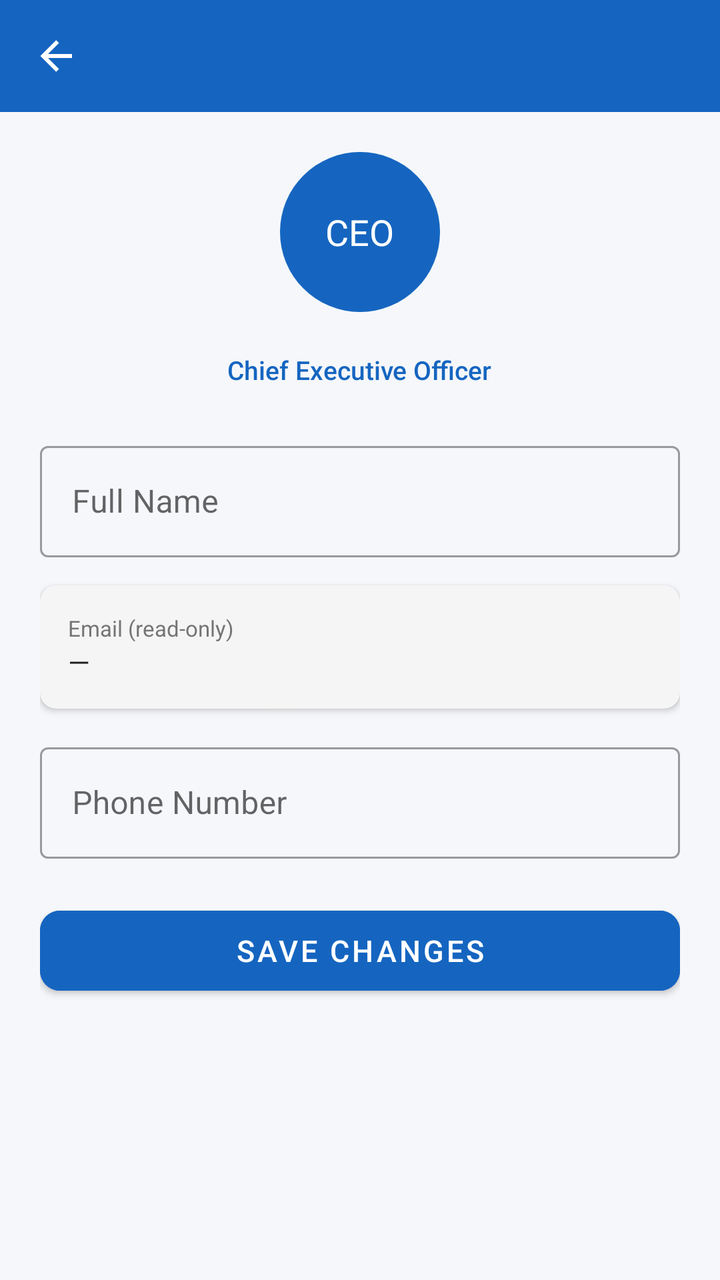
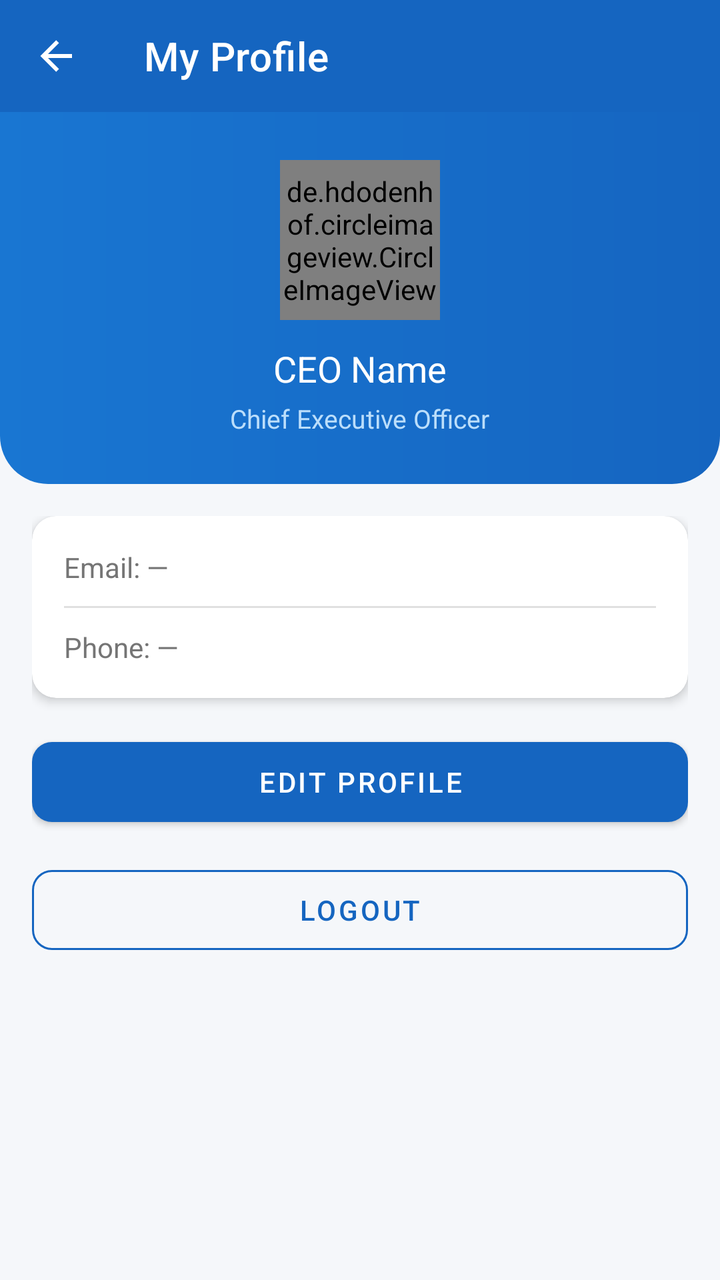

An Android layout rendered at two revisions. The XML below is the earlier revision; the diff shows what the commit changed to produce the second picture.
<!-- AndroidManifest.xml: application theme Theme.WorkVerse -->
<!-- res/layout/activity_ceo_profile.xml -->
<?xml version="1.0" encoding="utf-8"?>
<LinearLayout
    xmlns:android="http://schemas.android.com/apk/res/android"
    xmlns:app="http://schemas.android.com/apk/res-auto"
    android:layout_width="match_parent"
    android:layout_height="match_parent"
    android:orientation="vertical"
    android:background="@color/background">

    <androidx.appcompat.widget.Toolbar
        android:id="@+id/toolbar"
        android:layout_width="match_parent"
        android:layout_height="?attr/actionBarSize"
        android:background="@color/primary"
        app:titleTextColor="@color/white"
        app:navigationIcon="@drawable/ic_back"/>

    <ScrollView
        android:layout_width="match_parent"
        android:layout_height="0dp"
        android:layout_weight="1">

        <LinearLayout
            android:layout_width="match_parent"
            android:layout_height="wrap_content"
            android:orientation="vertical"
            android:padding="20dp">

            
            <LinearLayout
                android:layout_width="match_parent"
                android:layout_height="wrap_content"
                android:gravity="center"
                android:layout_marginBottom="20dp">

                <LinearLayout
                    android:layout_width="80dp"
                    android:layout_height="80dp"
                    android:background="@drawable/bg_circle_primary"
                    android:gravity="center">

                    <TextView
                        android:layout_width="wrap_content"
                        android:layout_height="wrap_content"
                        android:text="CEO"
                        android:textColor="@color/white"
                        android:textSize="18sp"
                        android:fontFamily="sans-serif-bold"/>
                </LinearLayout>
            </LinearLayout>

            
            <TextView
                android:id="@+id/tvRole"
                android:layout_width="wrap_content"
                android:layout_height="wrap_content"
                android:text="Chief Executive Officer"
                android:textColor="@color/primary"
                android:textSize="13sp"
                android:layout_gravity="center"
                android:layout_marginBottom="24dp"
                android:fontFamily="sans-serif-medium"/>

            
            <com.google.android.material.textfield.TextInputLayout
                android:layout_width="match_parent"
                android:layout_height="wrap_content"
                android:hint="Full Name"
                style="@style/Widget.MaterialComponents.TextInputLayout.OutlinedBox"
                android:layout_marginBottom="14dp">

                <com.google.android.material.textfield.TextInputEditText
                    android:id="@+id/etName"
                    android:layout_width="match_parent"
                    android:layout_height="wrap_content"
                    android:inputType="textPersonName|textCapWords"/>

            </com.google.android.material.textfield.TextInputLayout>

            
            <androidx.cardview.widget.CardView
                android:layout_width="match_parent"
                android:layout_height="wrap_content"
                app:cardCornerRadius="8dp"
                app:cardElevation="2dp"
                android:layout_marginBottom="14dp"
                app:cardBackgroundColor="#F5F5F5">

                <LinearLayout
                    android:layout_width="match_parent"
                    android:layout_height="wrap_content"
                    android:orientation="vertical"
                    android:padding="14dp">

                    <TextView
                        android:layout_width="wrap_content"
                        android:layout_height="wrap_content"
                        android:text="Email (read-only)"
                        android:textSize="11sp"
                        android:textColor="@color/text_secondary"/>

                    <TextView
                        android:id="@+id/tvEmail"
                        android:layout_width="wrap_content"
                        android:layout_height="wrap_content"
                        android:text="—"
                        android:textSize="14sp"
                        android:textColor="@color/text_primary"/>
                </LinearLayout>
            </androidx.cardview.widget.CardView>

            
            <com.google.android.material.textfield.TextInputLayout
                android:layout_width="match_parent"
                android:layout_height="wrap_content"
                android:hint="Phone Number"
                style="@style/Widget.MaterialComponents.TextInputLayout.OutlinedBox"
                android:layout_marginBottom="20dp">

                <com.google.android.material.textfield.TextInputEditText
                    android:id="@+id/etPhone"
                    android:layout_width="match_parent"
                    android:layout_height="wrap_content"
                    android:inputType="phone"/>

            </com.google.android.material.textfield.TextInputLayout>

            
            <ProgressBar
                android:id="@+id/progressBar"
                android:layout_width="wrap_content"
                android:layout_height="wrap_content"
                android:layout_gravity="center"
                android:visibility="gone"
                android:layout_marginBottom="8dp"/>

            
            <Button
                android:id="@+id/btnSave"
                android:layout_width="match_parent"
                android:layout_height="52dp"
                android:text="Save Changes"
                android:backgroundTint="@color/primary"
                android:textColor="@color/white"
                android:textSize="15sp"
                app:cornerRadius="10dp"/>

        </LinearLayout>
    </ScrollView>
</LinearLayout>
<!-- resources referenced by this layout -->
<resources>
  <color name="background">#F5F7FA</color>
  <color name="primary">#1565C0</color>
  <color name="text_primary">#212121</color>
  <color name="text_secondary">#757575</color>
  <color name="white">#FFFFFF</color>
  <!-- drawable bg_circle_primary (drawable) -->
  <?xml version="1.0" encoding="utf-8"?>
  <shape xmlns:android="http://schemas.android.com/apk/res/android" android:shape="oval">
      <solid android:color="@color/primary"/>
  </shape>
  <!-- drawable ic_back (drawable) -->
  <?xml version="1.0" encoding="utf-8"?>
  <vector xmlns:android="http://schemas.android.com/apk/res/android" android:width="24dp" android:height="24dp" android:viewportWidth="24" android:viewportHeight="24">
      <path android:fillColor="#FFFFFF" android:pathData="M20,11V13H8L13.5,18.5L12.08,19.92L4.16,12L12.08,4.08L13.5,5.5L8,11H20Z"/>
  </vector>
  <style name="Theme.WorkVerse" parent="Theme.MaterialComponents.Light.NoActionBar">
          <item name="colorPrimary">@color/primary</item>
          <item name="colorPrimaryVariant">@color/primary_dark</item>
          <item name="colorOnPrimary">@color/white</item>
          <item name="colorSecondary">@color/accent</item>
          <item name="android:colorBackground">@color/background</item>
          <item name="android:statusBarColor">@color/primary_dark</item>
      </style>
  <color name="primary_dark">#0D47A1</color>
  <color name="accent">#FF8F00</color>
</resources>

<!-- the commit's change to res/layout/activity_ceo_profile.xml (unified diff, before → after) -->
@@ -1,11 +1,8 @@
 <?xml version="1.0" encoding="utf-8"?>
-<LinearLayout
-    xmlns:android="http://schemas.android.com/apk/res/android"
+<LinearLayout xmlns:android="http://schemas.android.com/apk/res/android"
     xmlns:app="http://schemas.android.com/apk/res-auto"
-    android:layout_width="match_parent"
-    android:layout_height="match_parent"
-    android:orientation="vertical"
-    android:background="@color/background">
+    android:layout_width="match_parent" android:layout_height="match_parent"
+    android:orientation="vertical" android:background="@color/background">
 
     <androidx.appcompat.widget.Toolbar
         android:id="@+id/toolbar"
@@ -13,138 +10,43 @@
         android:layout_height="?attr/actionBarSize"
         android:background="@color/primary"
         app:titleTextColor="@color/white"
+        app:title="My Profile"
         app:navigationIcon="@drawable/ic_back"/>
 
-    <ScrollView
-        android:layout_width="match_parent"
-        android:layout_height="0dp"
-        android:layout_weight="1">
-
-        <LinearLayout
-            android:layout_width="match_parent"
-            android:layout_height="wrap_content"
-            android:orientation="vertical"
-            android:padding="20dp">
-
-            
-            <LinearLayout
-                android:layout_width="match_parent"
-                android:layout_height="wrap_content"
-                android:gravity="center"
-                android:layout_marginBottom="20dp">
-
-                <LinearLayout
-                    android:layout_width="80dp"
-                    android:layout_height="80dp"
-                    android:background="@drawable/bg_circle_primary"
-                    android:gravity="center">
-
-                    <TextView
-                        android:layout_width="wrap_content"
-                        android:layout_height="wrap_content"
-                        android:text="CEO"
-                        android:textColor="@color/white"
-                        android:textSize="18sp"
-                        android:fontFamily="sans-serif-bold"/>
-                </LinearLayout>
-            </LinearLayout>
-
-            
-            <TextView
-                android:id="@+id/tvRole"
-                android:layout_width="wrap_content"
-                android:layout_height="wrap_content"
-                android:text="Chief Executive Officer"
-                android:textColor="@color/primary"
-                android:textSize="13sp"
-                android:layout_gravity="center"
-                android:layout_marginBottom="24dp"
-                android:fontFamily="sans-serif-medium"/>
-
-            
-            <com.google.android.material.textfield.TextInputLayout
-                android:layout_width="match_parent"
-                android:layout_height="wrap_content"
-                android:hint="Full Name"
-                style="@style/Widget.MaterialComponents.TextInputLayout.OutlinedBox"
-                android:layout_marginBottom="14dp">
-
-                <com.google.android.material.textfield.TextInputEditText
-                    android:id="@+id/etName"
-                    android:layout_width="match_parent"
-                    android:layout_height="wrap_content"
-                    android:inputType="textPersonName|textCapWords"/>
-
-            </com.google.android.material.textfield.TextInputLayout>
-
-            
-            <androidx.cardview.widget.CardView
-                android:layout_width="match_parent"
-                android:layout_height="wrap_content"
-                app:cardCornerRadius="8dp"
-                app:cardElevation="2dp"
-                android:layout_marginBottom="14dp"
-                app:cardBackgroundColor="#F5F5F5">
-
-                <LinearLayout
-                    android:layout_width="match_parent"
-                    android:layout_height="wrap_content"
-                    android:orientation="vertical"
-                    android:padding="14dp">
-
-                    <TextView
-                        android:layout_width="wrap_content"
-                        android:layout_height="wrap_content"
-                        android:text="Email (read-only)"
-                        android:textSize="11sp"
-                        android:textColor="@color/text_secondary"/>
-
-                    <TextView
-                        android:id="@+id/tvEmail"
-                        android:layout_width="wrap_content"
-                        android:layout_height="wrap_content"
-                        android:text="—"
-                        android:textSize="14sp"
-                        android:textColor="@color/text_primary"/>
+    <LinearLayout android:layout_width="match_parent" android:layout_height="wrap_content"
+        android:background="@drawable/gradient_header" android:orientation="vertical"
+        android:padding="24dp" android:gravity="center">
+        <de.hdodenhof.circleimageview.CircleImageView android:id="@+id/ivProfile"
+            android:layout_width="80dp" android:layout_height="80dp"
+            android:src="@drawable/ic_person" app:civ_border_color="#FFFFFF"
+            app:civ_border_width="3dp" android:layout_marginBottom="12dp"/>
+        <TextView android:id="@+id/tvName" android:layout_width="wrap_content"
+            android:layout_height="wrap_content" android:text="CEO Name"
+            android:textColor="#FFFFFF" android:textSize="18sp" android:fontFamily="sans-serif-bold"/>
+        <TextView android:id="@+id/tvRole" android:layout_width="wrap_content"
+            android:layout_height="wrap_content" android:text="Chief Executive Officer"
+            android:textColor="#BBDEFB" android:textSize="13sp" android:layout_marginTop="4dp"/>
+    </LinearLayout>
+    <ScrollView android:layout_width="match_parent" android:layout_height="0dp" android:layout_weight="1">
+        <LinearLayout android:layout_width="match_parent" android:layout_height="wrap_content"
+            android:orientation="vertical" android:padding="16dp">
+            <androidx.cardview.widget.CardView android:layout_width="match_parent" android:layout_height="wrap_content"
+                app:cardCornerRadius="12dp" app:cardElevation="3dp" android:layout_marginBottom="16dp">
+                <LinearLayout android:layout_width="match_parent" android:layout_height="wrap_content"
+                    android:orientation="vertical" android:padding="16dp">
+                    <TextView android:id="@+id/tvEmail" android:layout_width="match_parent"
+                        android:layout_height="wrap_content" android:text="Email: —"
+                        android:textSize="14sp" android:textColor="@color/text_secondary" android:layout_marginBottom="10dp"/>
+                    <View android:layout_width="match_parent" android:layout_height="1dp" android:background="@color/divider" android:layout_marginBottom="10dp"/>
+                    <TextView android:id="@+id/tvPhone" android:layout_width="match_parent"
+                        android:layout_height="wrap_content" android:text="Phone: —"
+                        android:textSize="14sp" android:textColor="@color/text_secondary"/>
                 </LinearLayout>
             </androidx.cardview.widget.CardView>
-
-            
-            <com.google.android.material.textfield.TextInputLayout
-                android:layout_width="match_parent"
-                android:layout_height="wrap_content"
-                android:hint="Phone Number"
-                style="@style/Widget.MaterialComponents.TextInputLayout.OutlinedBox"
-                android:layout_marginBottom="20dp">
-
-                <com.google.android.material.textfield.TextInputEditText
-                    android:id="@+id/etPhone"
-                    android:layout_width="match_parent"
-                    android:layout_height="wrap_content"
-                    android:inputType="phone"/>
-
-            </com.google.android.material.textfield.TextInputLayout>
-
-            
-            <ProgressBar
-                android:id="@+id/progressBar"
-                android:layout_width="wrap_content"
-                android:layout_height="wrap_content"
-                android:layout_gravity="center"
-                android:visibility="gone"
-                android:layout_marginBottom="8dp"/>
-
-            
-            <Button
-                android:id="@+id/btnSave"
-                android:layout_width="match_parent"
-                android:layout_height="52dp"
-                android:text="Save Changes"
-                android:backgroundTint="@color/primary"
-                android:textColor="@color/white"
-                android:textSize="15sp"
-                app:cornerRadius="10dp"/>
-
+            <Button android:id="@+id/btnEditProfile" android:layout_width="match_parent"
+                android:layout_height="52dp" android:text="Edit Profile" style="@style/WorkVerse.Button.Primary" android:layout_marginBottom="12dp"/>
+            <Button android:id="@+id/btnLogout" android:layout_width="match_parent"
+                android:layout_height="52dp" android:text="Logout" style="@style/WorkVerse.Button.Outline"/>
         </LinearLayout>
     </ScrollView>
 </LinearLayout>
<!-- resource entries referenced after the edit -->
@@ -1,20 +1,36 @@
 <!-- resources referenced by this layout -->
 <resources>
   <color name="background">#F5F7FA</color>
+  <color name="divider">#E0E0E0</color>
   <color name="primary">#1565C0</color>
-  <color name="text_primary">#212121</color>
   <color name="text_secondary">#757575</color>
   <color name="white">#FFFFFF</color>
-  <!-- drawable bg_circle_primary (drawable) -->
+  <!-- drawable gradient_header (drawable) -->
   <?xml version="1.0" encoding="utf-8"?>
-  <shape xmlns:android="http://schemas.android.com/apk/res/android" android:shape="oval">
-      <solid android:color="@color/primary"/>
+  <shape xmlns:android="http://schemas.android.com/apk/res/android">
+      <gradient android:startColor="#1565C0" android:endColor="#1976D2" android:angle="180"/>
+      <corners android:bottomLeftRadius="24dp" android:bottomRightRadius="24dp"/>
   </shape>
   <!-- drawable ic_back (drawable) -->
   <?xml version="1.0" encoding="utf-8"?>
   <vector xmlns:android="http://schemas.android.com/apk/res/android" android:width="24dp" android:height="24dp" android:viewportWidth="24" android:viewportHeight="24">
       <path android:fillColor="#FFFFFF" android:pathData="M20,11V13H8L13.5,18.5L12.08,19.92L4.16,12L12.08,4.08L13.5,5.5L8,11H20Z"/>
   </vector>
+  <!-- drawable ic_person (drawable) -->
+  <?xml version="1.0" encoding="utf-8"?>
+  <vector xmlns:android="http://schemas.android.com/apk/res/android" android:width="24dp" android:height="24dp" android:viewportWidth="24" android:viewportHeight="24">
+      <path android:fillColor="#BDBDBD" android:pathData="M12,12A4,4 0 0,0 16,8A4,4 0 0,0 12,4A4,4 0 0,0 8,8A4,4 0 0,0 12,12M12,14C9.33,14 4,15.33 4,18V20H20V18C20,15.33 14.67,14 12,14Z"/>
+  </vector>
+  <style name="WorkVerse.Button.Outline" parent="Widget.MaterialComponents.Button.OutlinedButton">
+          <item name="strokeColor">@color/primary</item>
+          <item name="android:textColor">@color/primary</item>
+          <item name="cornerRadius">10dp</item>
+      </style>
+  <style name="WorkVerse.Button.Primary" parent="Widget.MaterialComponents.Button">
+          <item name="backgroundTint">@color/primary</item>
+          <item name="android:textColor">@color/white</item>
+          <item name="cornerRadius">10dp</item>
+      </style>
   <style name="Theme.WorkVerse" parent="Theme.MaterialComponents.Light.NoActionBar">
           <item name="colorPrimary">@color/primary</item>
           <item name="colorPrimaryVariant">@color/primary_dark</item>
